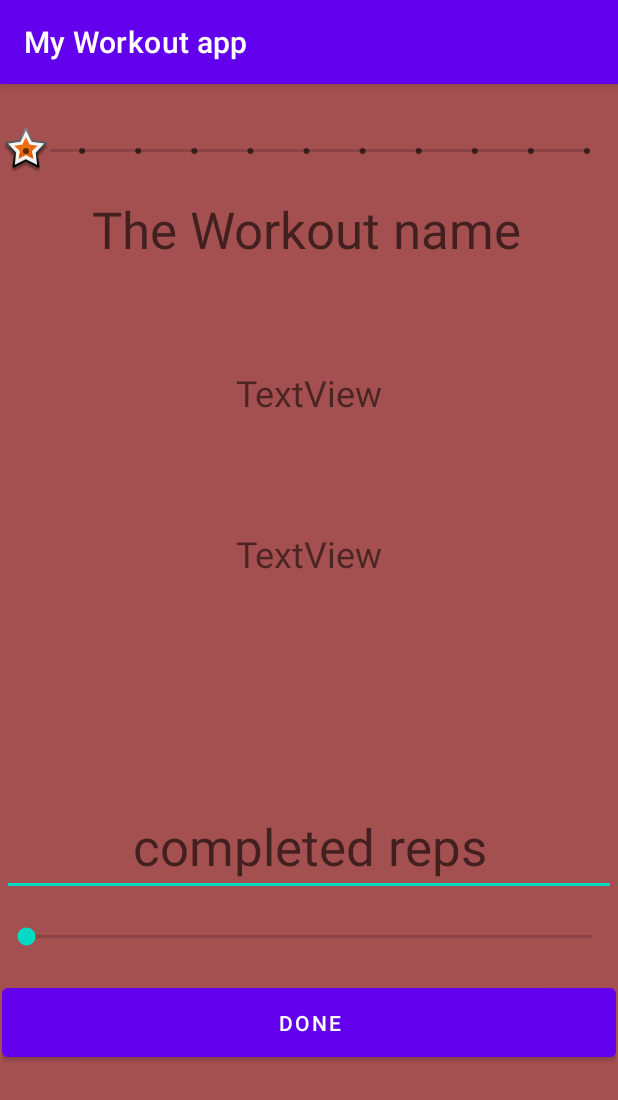
After one commit to nidaloldd/My_Workout_app, an Android app: the DoWorkoutActivity screen opened directly, with no data from a screen before it, on a phone screen of 412 x 824 dp. The commit adds this screen. Shown: the top 1100 px of the screen. Run offline under Robolectric (Android 15) with nearby library versions, the light colour scheme and no system bars; 9 statements that could not run were skipped.

Commit message:
DoWorkoutActivity

```diff
--- /dev/null
+++ b/app/src/main/java/com/example/my_workout_app/DoWorkoutActivity.java
@@ -0,0 +1,98 @@
+package com.example.my_workout_app;
+
+import androidx.appcompat.app.AppCompatActivity;
+
+import android.os.Bundle;
+import android.view.View;
+import android.widget.Button;
+import android.widget.EditText;
+import android.widget.SeekBar;
+import android.widget.TextView;
+
+import java.util.ArrayList;
+
+public class DoWorkoutActivity extends AppCompatActivity {
+
+    private SeekBar workoutStateSeekbar;
+    private TextView workoutNameText;
+
+    private TextView exerciseNameText;
+    private TextView exerciseRepsText;
+
+    private EditText RepsEditText;
+    private SeekBar repsSeekBar;
+    private Button doneButton;
+
+    private int currentExIndex =0;
+    @Override
+    protected void onCreate(Bundle savedInstanceState) {
+        super.onCreate(savedInstanceState);
+        setContentView(R.layout.activity_do_workout);
+
+        //Get Data
+        Bundle extras = getIntent().getExtras();
+        int index = extras.getInt("index");
+        String workoutName = extras.getString("name");
+        ArrayList<String> ex_name = extras.getStringArrayList("ex_name");
+        ArrayList<Integer>ex_reps = extras.getIntegerArrayList("ex_reps");
+        ArrayList<Integer>ex_rest = extras.getIntegerArrayList("ex_rest");
+
+
+        workoutStateSeekbar = (SeekBar) findViewById(R.id.WorkoutStateSeekBarID);
+        workoutNameText = (TextView) findViewById(R.id.workoutNameTextID);
+
+        exerciseNameText = (TextView) findViewById(R.id.exerciseNameTextID);
+        exerciseRepsText = (TextView) findViewById(R.id.exerciseRepsTextID);
+
+        RepsEditText = (EditText) findViewById(R.id.RepsEditTextID);
+        repsSeekBar = (SeekBar) findViewById(R.id.repsSeekBarID);
+        doneButton = (Button) findViewById(R.id.doneButtonID);
+
+
+        workoutStateSeekbar.setMax(ex_name.size());
+        workoutStateSeekbar.setProgress(currentExIndex);
+        workoutNameText.setText(workoutName);
+        exerciseNameText.setText(ex_name.get(currentExIndex));
+        exerciseRepsText.setText("Try to Do "+ ex_reps.get(currentExIndex)+" Reps");
+
+
+        repsSeekBar.setMax(ex_reps.get(index));
+        repsSeekBar.setOnSeekBarChangeListener(new SeekBar.OnSeekBarChangeListener() {
+            @Override
+            public void onProgressChanged(SeekBar seekBar, int i, boolean b) {
+                RepsEditText.setText(String.valueOf(seekBar.getProgress()));
+            }
+
+            @Override
+            public void onStartTrackingTouch(SeekBar seekBar) {
+
+            }
+
+            @Override
+            public void onStopTrackingTouch(SeekBar seekBar) {
+                //seekBar_percentage = seekBar.getProgress();
+            }
+        });
+
+        doneButton.setOnClickListener(new View.OnClickListener() {
+            @Override
+            public void onClick(View view) {
+                if(currentExIndex < ex_name.size()-1){
+                    currentExIndex++;
+                    workoutStateSeekbar.setProgress(currentExIndex);
+                    workoutNameText.setText(workoutName);
+                    repsSeekBar.setMax(ex_reps.get(currentExIndex));
+                    repsSeekBar.setProgress(0);
+                    exerciseNameText.setText(ex_name.get(currentExIndex));
+                    exerciseRepsText.setText("Try to Do "+ ex_reps.get(currentExIndex)+" Reps");
+
+                }
+                else{
+                    finish();
+                }
+            }
+        });
+
+
+    }
+}
--- /dev/null
+++ b/app/src/main/res/layout/activity_do_workout.xml
@@ -0,0 +1,98 @@
+<?xml version="1.0" encoding="utf-8"?>
+<androidx.constraintlayout.widget.ConstraintLayout xmlns:android="http://schemas.android.com/apk/res/android"
+    xmlns:app="http://schemas.android.com/apk/res-auto"
+    xmlns:tools="http://schemas.android.com/tools"
+    android:layout_width="match_parent"
+    android:layout_height="match_parent"
+    android:background="#A55050"
+    tools:context=".DoWorkoutActivity">
+
+    <LinearLayout
+        android:id="@+id/linearLayout4"
+        android:layout_width="406dp"
+        android:layout_height="129dp"
+        android:layout_marginTop="16dp"
+        android:orientation="vertical"
+        app:layout_constraintEnd_toEndOf="parent"
+        app:layout_constraintHorizontal_bias="0.2"
+        app:layout_constraintStart_toStartOf="parent"
+        app:layout_constraintTop_toTopOf="parent">
+
+        <SeekBar
+            android:id="@+id/WorkoutStateSeekBarID"
+            style="@style/Widget.AppCompat.SeekBar.Discrete"
+            android:layout_width="match_parent"
+            android:layout_height="58dp"
+            android:max="10"
+            android:progress="0"
+            android:progressTint="#3EA810"
+            android:thumb="@android:drawable/star_big_on" />
+
+        <TextView
+            android:id="@+id/workoutNameTextID"
+            android:layout_width="match_parent"
+            android:layout_height="72dp"
+            android:hint="The Workout name"
+            android:textAlignment="center"
+            android:textSize="34sp" />
+    </LinearLayout>
+
+    <LinearLayout
+        android:id="@+id/linearLayout3"
+        android:layout_width="371dp"
+        android:layout_height="220dp"
+        android:layout_marginTop="44dp"
+        android:orientation="vertical"
+        app:layout_constraintEnd_toEndOf="parent"
+        app:layout_constraintStart_toStartOf="parent"
+        app:layout_constraintTop_toBottomOf="@+id/linearLayout4">
+
+        <TextView
+            android:id="@+id/exerciseNameTextID"
+            android:layout_width="match_parent"
+            android:layout_height="107dp"
+            android:text="TextView"
+            android:textAlignment="center"
+            android:textSize="24sp" />
+
+        <TextView
+            android:id="@+id/exerciseRepsTextID"
+            android:layout_width="match_parent"
+            android:layout_height="110dp"
+            android:text="TextView"
+            android:textAlignment="center"
+            android:textSize="24sp" />
+    </LinearLayout>
+
+    <LinearLayout
+        android:layout_width="409dp"
+        android:layout_height="227dp"
+        android:orientation="vertical"
+        app:layout_constraintBottom_toBottomOf="parent"
+        app:layout_constraintEnd_toEndOf="parent"
+        app:layout_constraintStart_toStartOf="parent"
+        app:layout_constraintTop_toBottomOf="@+id/linearLayout3">
+
+        <EditText
+            android:id="@+id/RepsEditTextID"
+            android:layout_width="match_parent"
+            android:layout_height="wrap_content"
+            android:ems="10"
+            android:hint="completed reps"
+            android:inputType="number"
+            android:textAlignment="center"
+            android:textSize="34sp" />
+
+        <SeekBar
+            android:id="@+id/repsSeekBarID"
+            android:layout_width="match_parent"
+            android:layout_height="55dp" />
+
+        <Button
+            android:id="@+id/doneButtonID"
+            android:layout_width="match_parent"
+            android:layout_height="58dp"
+            android:text="@string/done" />
+    </LinearLayout>
+
+</androidx.constraintlayout.widget.ConstraintLayout>
--- a/app/src/main/res/values/strings.xml
+++ b/app/src/main/res/values/strings.xml
@@ -29,4 +29,6 @@
     <string name="manage_your_workouts">Manage your workouts</string>
     <string name="delete_workout">Delete workout</string>
     <string name="set_workout">Set workout</string>
+    <string name="do_workout">Do Workout</string>
+    <string name="done">Done</string>
 </resources>
```
Also changed, not shown: app/src/main/AndroidManifest.xml (+7 -0 lines), app/src/main/java/Adapter/ManageAdapter.java (+32 -1 lines), app/src/main/java/com/example/my_workout_app/RestActivity.java (added, +41 -0 lines), app/src/main/res/layout/activity_rest.xml (added, +48 -0 lines), app/src/main/res/layout/list_row.xml (+12 -5 lines).
